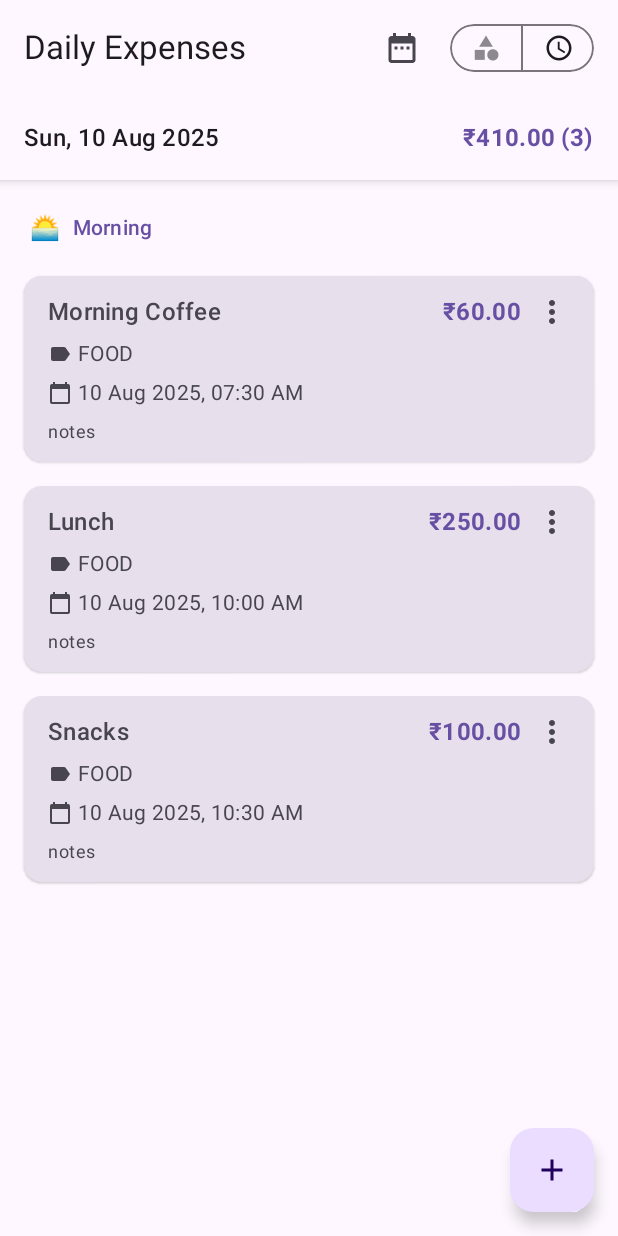
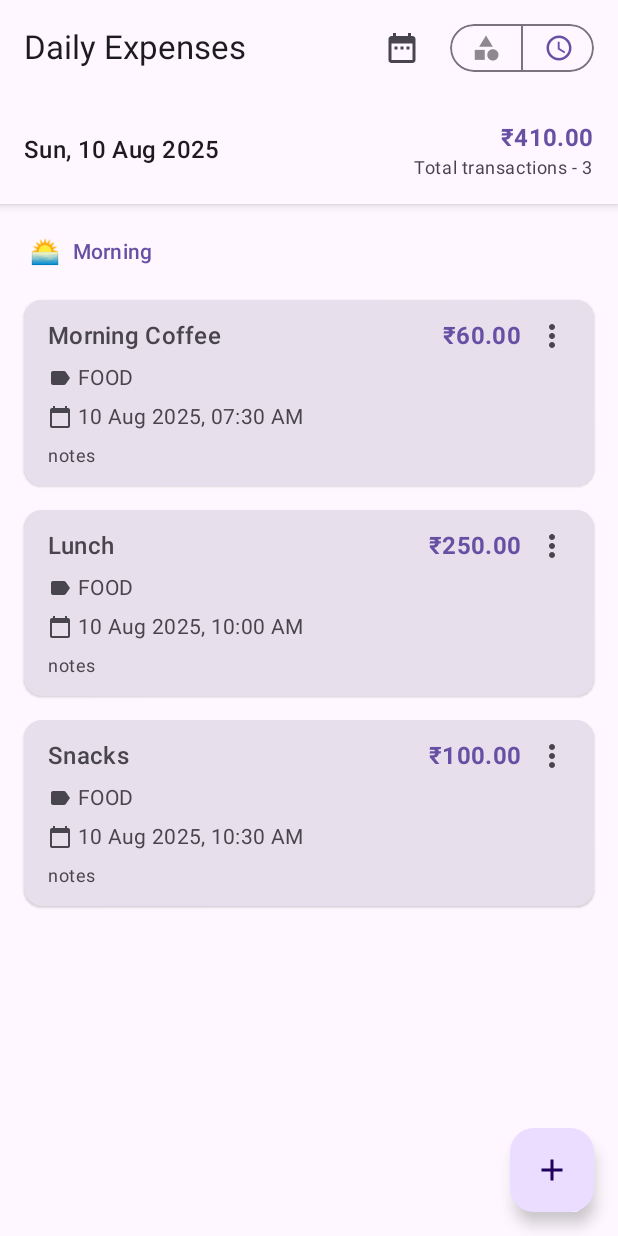
Before and after one commit to YoursSohail/SmartDailyExpenseTracker, an Android app built with Jetpack Compose: the @Preview function ExpenseListScreenPreview_Time, on a phone screen of 412 x 824 dp. Run offline under Robolectric (Android 15) with nearby library versions, the phone set to English and light mode, and no system bars; our stand-ins replace Dagger/Hilt's generated code, Room's generated code; Roboto replaces fonts that are not available here.

Commit message:
Refactor: Update Expense List Screen UI and Component Styling
This commit introduces UI enhancements to the `ExpenseListScreen` and styling adjustments to `ExpenseListComponents`.

**Expense List Screen (`ExpenseListScreen.kt`):**
- **Total Spent Display:**
    - The display for total spent and transaction count has been restructured.
    - The total amount and transaction count are now displayed in a `Column` aligned to the end.
    - "Total transactions - [count]" is now displayed as a separate `Text` element with `MaterialTheme.typography.bodySmall` and `MaterialTheme.colorScheme.onSurfaceVariant` for a more subdued look.
- **Preview Data:**
    - Corrected sample data in `@Preview` functions, ensuring `CategoryType.TRAVEL` is used where appropriate.
    - Updated comments related to imports and component accessibility.
    - Explicitly used `java.util.Calendar` for time grouping in previews.

**Expense List Components (`ExpenseListComponents.kt`):**
- **`CustomGroupToggleSwitch` Styling:**
    - The tint color for the icons in `CustomGroupToggleSwitch` (Category and Time) now uses `MaterialTheme.colorScheme.primary` when the option is selected, providing better visual feedback. Previously, it used `MaterialTheme.colorScheme.onSurface`.

**General:**
- Removed redundant import comments.

```diff
--- a/app/src/main/java/com/yourssohail/smartdailyexpensetracker/ui/expenselist/ExpenseListComponents.kt
+++ b/app/src/main/java/com/yourssohail/smartdailyexpensetracker/ui/expenselist/ExpenseListComponents.kt
@@ -349,7 +349,7 @@ fun CustomGroupToggleSwitch(
                 modifier = Modifier.size(20.dp),
                 contentDescription = "Group by Category",
                 tint = if (currentOption == GroupByOption.CATEGORY)
-                    MaterialTheme.colorScheme.onSurface
+                    MaterialTheme.colorScheme.primary
                 else
                     MaterialTheme.colorScheme.onSurface.copy(alpha = 0.5f)
             )
@@ -382,7 +382,7 @@ fun CustomGroupToggleSwitch(
                 contentDescription = "Group by Time",
                 modifier = Modifier.size(20.dp),
                 tint = if (currentOption == GroupByOption.TIME)
-                    MaterialTheme.colorScheme.onSurface
+                    MaterialTheme.colorScheme.primary
                 else
                     MaterialTheme.colorScheme.onSurface.copy(alpha = 0.5f)
             )
--- a/app/src/main/java/com/yourssohail/smartdailyexpensetracker/ui/expenselist/ExpenseListScreen.kt
+++ b/app/src/main/java/com/yourssohail/smartdailyexpensetracker/ui/expenselist/ExpenseListScreen.kt
@@ -35,11 +35,11 @@ import androidx.compose.ui.text.font.FontWeight
 import androidx.compose.ui.tooling.preview.Preview
 import androidx.compose.ui.unit.dp
 import androidx.hilt.navigation.compose.hiltViewModel
-import com.yourssohail.smartdailyexpensetracker.data.local.model.Expense // Added import
+import com.yourssohail.smartdailyexpensetracker.data.local.model.Expense
 import com.yourssohail.smartdailyexpensetracker.data.model.CategoryType
 import java.text.NumberFormat
 import java.text.SimpleDateFormat
-// import java.util.Calendar // No longer directly needed here after rememberDatePickerDialog is self-contained
+import java.util.Calendar // Needed for rememberDatePickerDialog if defined here
 import java.util.Date
 import java.util.Locale
 
@@ -106,7 +106,7 @@ private fun ExpenseListScreenContent(
     onNavigateToExpenseEdit: (expenseId: Long) -> Unit,
     onShowDatePicker: () -> Unit,
     onGroupByChanged: (GroupByOption) -> Unit,
-    onDeleteExpense: (Expense) -> Unit, // Changed from Long to Expense
+    onDeleteExpense: (Expense) -> Unit,
     onRefreshData: () -> Unit,
     modifier: Modifier = Modifier
 ) {
@@ -119,7 +119,7 @@ private fun ExpenseListScreenContent(
                     IconButton(onClick = onShowDatePicker) {
                         Icon(Icons.Default.DateRange, contentDescription = "Select Date")
                     }
-                    CustomGroupToggleSwitch( // Assuming this is accessible from ExpenseListComponents.kt
+                    CustomGroupToggleSwitch(
                         currentOption = uiState.groupBy,
                         onOptionSelected = onGroupByChanged,
                         modifier = Modifier.padding(horizontal = 8.dp)
@@ -141,7 +141,7 @@ private fun ExpenseListScreenContent(
         ) {
             Surface(
                 modifier = Modifier.fillMaxWidth(),
-                shadowElevation = 4.dp // Or use Card for elevation
+                shadowElevation = 4.dp
             ) {
                 Row(
                     modifier = Modifier
@@ -154,18 +154,25 @@ private fun ExpenseListScreenContent(
                         text = selectedDateFormatted,
                         style = MaterialTheme.typography.titleMedium
                     )
-                    Text(
-                        text = "$totalSpentFormatted ($totalExpenseCount)",
-                        style = MaterialTheme.typography.titleMedium,
-                        fontWeight = FontWeight.Bold,
-                        color = MaterialTheme.colorScheme.primary
-                    )
+                    Column(horizontalAlignment = Alignment.End) { // Changed to Column, aligned to End
+                        Text(
+                            text = totalSpentFormatted,
+                            style = MaterialTheme.typography.titleMedium,
+                            fontWeight = FontWeight.Bold,
+                            color = MaterialTheme.colorScheme.primary
+                        )
+                        Text(
+                            text = "Total transactions - $totalExpenseCount",
+                            style = MaterialTheme.typography.bodySmall, // Smaller style
+                            color = MaterialTheme.colorScheme.onSurfaceVariant // Subdued color
+                        )
+                    }
                 }
             }
 
-            ListContent( // Assuming this is accessible from ExpenseListComponents.kt
+            ListContent(
                 uiState = uiState,
-                onDeleteExpense = onDeleteExpense, // Now expects (Expense) -> Unit
+                onDeleteExpense = onDeleteExpense,
                 onNavigateToExpenseEdit = onNavigateToExpenseEdit,
                 onRefresh = onRefreshData
             )
@@ -180,7 +187,7 @@ fun ExpenseListScreenPreview_Category() {
     val sampleExpenses = listOf(
         Expense(id = 1L, title = "Lunch", amount = 150.0, category = CategoryType.FOOD.name, date = currentTime, notes = "notes 1"),
         Expense(id = 2L, title = "Coffee", amount = 50.0, category = CategoryType.FOOD.name, date = currentTime - 10000, notes = "notes 2"),
-        Expense(id = 3L, title = "Movie Ticket", amount = 300.0, category = CategoryType.TRAVEL.name, date = currentTime - 20000, notes = "notes 3")
+        Expense(id = 3L, title = "Movie Ticket", amount = 300.0, category = CategoryType.TRAVEL.name, date = currentTime - 20000, notes = "notes 3") // Assuming ENTERTAINMENT is a valid CategoryType
     )
     val sampleGroupedExpenses: Map<CategoryType, List<Expense>> = mapOf(
         CategoryType.FOOD to sampleExpenses.filter { it.category == CategoryType.FOOD.name },
@@ -188,12 +195,12 @@ fun ExpenseListScreenPreview_Category() {
     )
     val currencyFormatter = NumberFormat.getCurrencyInstance(Locale("en", "IN"))
 
-    MaterialTheme { // Replace with your app's theme
+    MaterialTheme {
         ExpenseListScreenContent(
             uiState = ExpenseListUiState(
                 expenses = sampleExpenses,
                 groupedExpenses = sampleGroupedExpenses,
-                timeOfDayGroupedExpenses = emptyMap(), // Provide for completeness
+                timeOfDayGroupedExpenses = emptyMap(),
                 selectedDate = currentTime,
                 totalSpentForSelectedDate = 500.0,
                 totalExpenseCountForSelectedDate = 3,
@@ -223,11 +230,10 @@ fun ExpenseListScreenPreview_Time() {
         Expense(id = 2L, title = "Lunch", amount = 250.0, category = CategoryType.FOOD.name, date = currentTime - 1000*60*30, notes = "notes"),
         Expense(id = 3L, title = "Snacks", amount = 100.0, category = CategoryType.FOOD.name, date = currentTime, notes = "notes")
     )
-    // Simplified time grouping for preview - actual ViewModel logic is more robust
     val sampleTimeOfDayGroupedExpenses: Map<TimeOfDay, List<Expense>> = mapOf(
-        TimeOfDay.MORNING to sampleExpenses.filter { val hour = java.util.Calendar.getInstance().apply{timeInMillis = it.date}.get(java.util.Calendar.HOUR_OF_DAY); hour < 12 },
-        TimeOfDay.AFTERNOON to sampleExpenses.filter { val hour = java.util.Calendar.getInstance().apply{timeInMillis = it.date}.get(java.util.Calendar.HOUR_OF_DAY); hour in 12..16 },
-        TimeOfDay.EVENING to sampleExpenses.filter { val hour = java.util.Calendar.getInstance().apply{timeInMillis = it.date}.get(java.util.Calendar.HOUR_OF_DAY); hour > 16 }
+        TimeOfDay.MORNING to sampleExpenses.filter { val hour = Calendar.getInstance().apply{timeInMillis = it.date}.get(Calendar.HOUR_OF_DAY); hour < 12 },
+        TimeOfDay.AFTERNOON to sampleExpenses.filter { val hour = Calendar.getInstance().apply{timeInMillis = it.date}.get(Calendar.HOUR_OF_DAY); hour in 12..16 },
+        TimeOfDay.EVENING to sampleExpenses.filter { val hour = Calendar.getInstance().apply{timeInMillis = it.date}.get(Calendar.HOUR_OF_DAY); hour > 16 }
     ).filterValues { it.isNotEmpty() }
 
     val currencyFormatter = NumberFormat.getCurrencyInstance(Locale("en", "IN"))
@@ -236,7 +242,7 @@ fun ExpenseListScreenPreview_Time() {
          ExpenseListScreenContent(
             uiState = ExpenseListUiState(
                 expenses = sampleExpenses,
-                groupedExpenses = emptyMap(), // Provide for completeness
+                groupedExpenses = emptyMap(),
                 timeOfDayGroupedExpenses = sampleTimeOfDayGroupedExpenses,
                 selectedDate = currentTime,
                 totalSpentForSelectedDate = 410.0,
@@ -288,9 +294,3 @@ fun ExpenseListScreenPreview_Empty() {
         )
     }
 }
-
-// NOTE: For these previews to work fully, the actual 'ListContent' and 'CustomGroupToggleSwitch'
-// composables (likely from ExpenseListComponents.kt) need to be accessible
-// and correctly interpret the updated ExpenseListUiState (using List<Expense>).
-// You may need to import them if they are not in this package.
-// Also ensure Expense, GroupByOption, TimeOfDay are imported or accessible.
```
